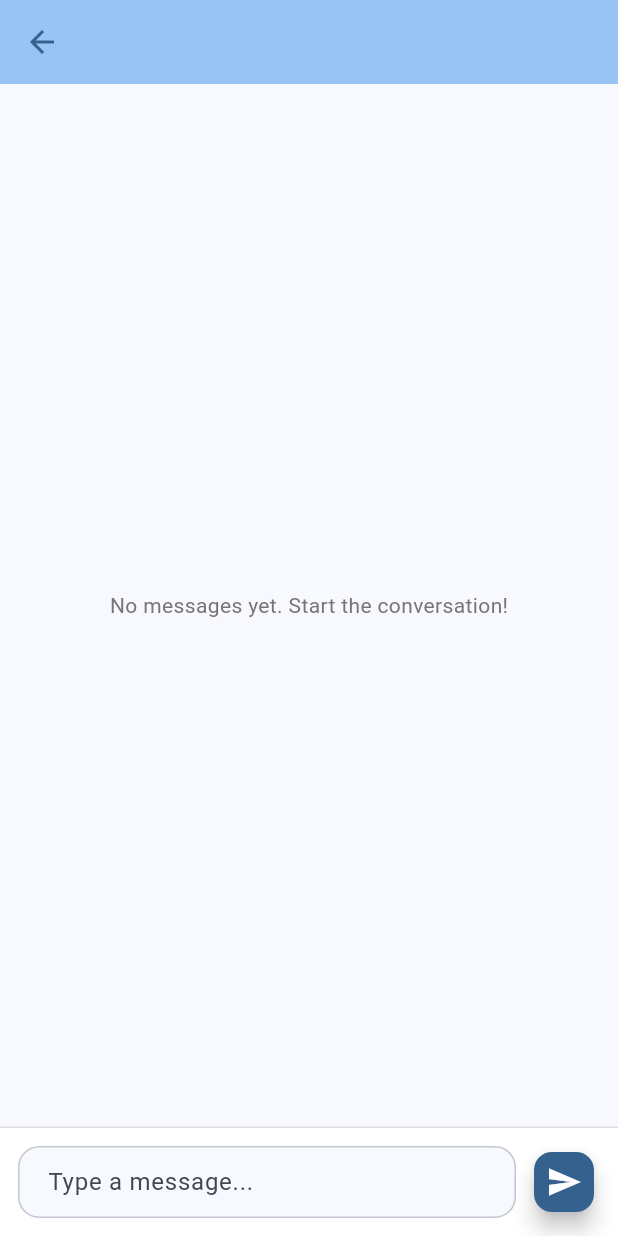
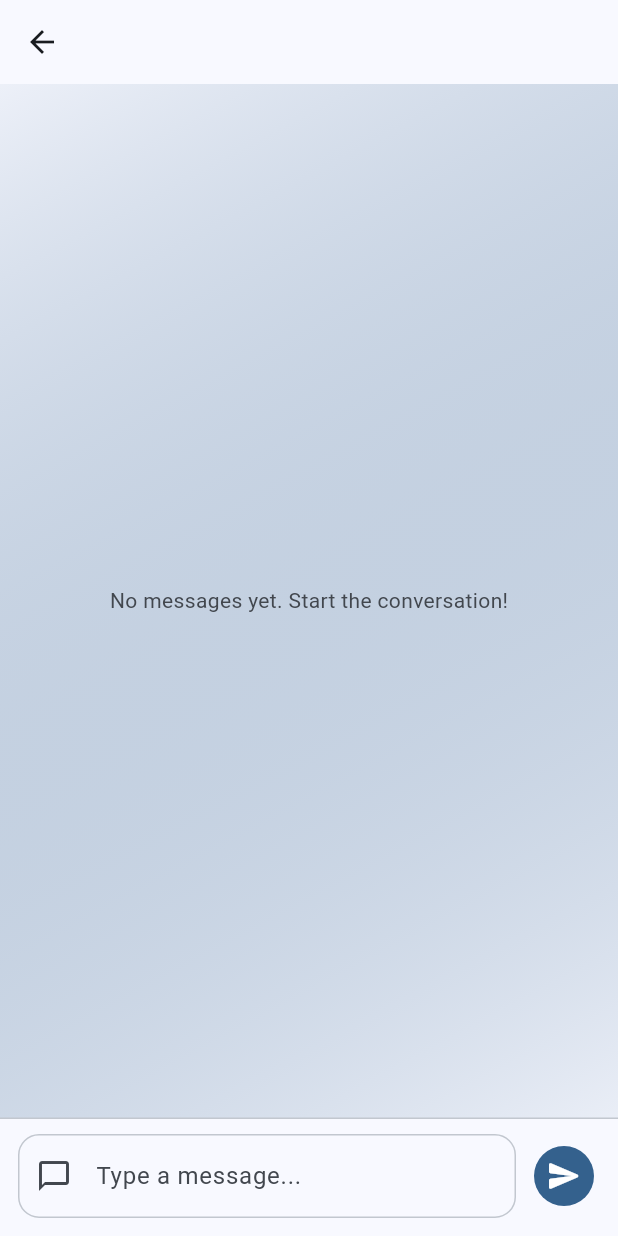
Before and after one commit to revocajana/chatapp, a Flutter app: the ChatScreen screen opened directly with empty values, on a phone screen of 412 x 824 dp. Run offline on Flutter 3.47's test engine with Material 3 defaults, Android fonts, the phone set to English and light mode, and no system bars; our stand-ins replace cloud_firestore, firebase_auth, firebase_core, firebase_messaging; accounts and stored records are empty.

Commit message:
sixth commit

```diff
--- a/lib/screens/chat/chat.dart
+++ b/lib/screens/chat/chat.dart
@@ -1,7 +1,6 @@
+import 'package:firebase_auth/firebase_auth.dart';
 import 'package:flutter/material.dart';
-import '../../theme/app_colors.dart';
-import 'package:firebase_auth/firebase_auth.dart';
-import 'package:intl/intl.dart'; // run 'flutter pub add intl' to add this package and then 'flutter pub get' to install it
+import 'package:intl/intl.dart';
 import '../../models/message_model.dart';
 import '../../services/chat_service.dart';
 
@@ -24,6 +23,7 @@ class _ChatScreenState extends State<ChatScreen> {
   final ChatService _chatService = chatService;
   final FirebaseAuth _auth = FirebaseAuth.instance;
   late ScrollController _scrollController;
+
   int _previousMessageCount = 0;
   bool _isFirstLoad = true;
 
@@ -40,7 +40,7 @@ class _ChatScreenState extends State<ChatScreen> {
     super.dispose();
   }
 
-  void _sendMessage() async {
+  Future<void> _sendMessage() async {
     final text = _messageController.text.trim();
     if (text.isEmpty) return;
 
@@ -50,7 +50,7 @@ class _ChatScreenState extends State<ChatScreen> {
         recipientId: widget.recipientId,
         text: text,
       );
-      // Scroll to bottom after sending
+
       if (_scrollController.hasClients) {
         _scrollController.animateTo(
           _scrollController.position.maxScrollExtent,
@@ -59,17 +59,18 @@ class _ChatScreenState extends State<ChatScreen> {
         );
       }
     } catch (e) {
+      if (!mounted) return;
       ScaffoldMessenger.of(context).showSnackBar(
         SnackBar(
           content: Text('Error sending message: $e'),
-          backgroundColor: AppColors.danger,
+          backgroundColor: Colors.red,
         ),
       );
     }
   }
 
   void _markMessagesAsRead(List<MessageModel> messages) {
-    for (var message in messages) {
+    for (final message in messages) {
       if (message.recipientId == _auth.currentUser?.uid && !message.read) {
         _chatService.markAsRead(message.id);
       }
@@ -78,55 +79,66 @@ class _ChatScreenState extends State<ChatScreen> {
 
   @override
   Widget build(BuildContext context) {
+    final theme = Theme.of(context);
+    final colorScheme = theme.colorScheme;
+
     return Scaffold(
-      appBar: AppBar(
-        title: Text(widget.recipientName),
-        backgroundColor: Theme.of(context).colorScheme.inversePrimary,
-        centerTitle: false,
-        elevation: 2,
-        leading: IconButton(
-          icon: Icon(Icons.arrow_back, color: AppColors.primary(context)),
-          onPressed: () => Navigator.pop(context),
+      appBar: AppBar(title: Text(widget.recipientName)),
+      body: Container(
+        decoration: BoxDecoration(
+          gradient: LinearGradient(
+            begin: Alignment.topLeft,
+            end: Alignment.bottomRight,
+            colors: [
+              colorScheme.primary.withValues(alpha: 0.06),
+              colorScheme.surface,
+            ],
           ),
         ),
-      body: Column(
+        child: SafeArea(
+          child: Center(
+            child: ConstrainedBox(
+              constraints: const BoxConstraints(maxWidth: 1100),
+              child: Column(
                 children: [
-          // Messages display
                   Expanded(
                     child: StreamBuilder<List<MessageModel>>(
                       stream: _chatService.getMessages(widget.recipientId),
                       builder: (context, snapshot) {
-                if (snapshot.connectionState == ConnectionState.waiting) {
+                        if (snapshot.connectionState ==
+                            ConnectionState.waiting) {
                           return Center(
                             child: CircularProgressIndicator(
-                      color: AppColors.primary(context),
+                              color: colorScheme.primary,
                             ),
                           );
                         }
 
                         if (snapshot.hasError) {
-                  return Center(child: Text('Error: ${snapshot.error}'));
+                          return Center(
+                            child: Text('Error: ${snapshot.error}'),
+                          );
                         }
 
                         final messages = snapshot.data ?? [];
 
-                // Show notification when new message arrives from the other user
-                if (!_isFirstLoad && messages.length > _previousMessageCount) {
+                        if (!_isFirstLoad &&
+                            messages.length > _previousMessageCount) {
                           final newMessages = messages
                               .skip(_previousMessageCount)
                               .toList();
-                  for (var msg in newMessages) {
+                          for (final msg in newMessages) {
                             if (msg.senderId == widget.recipientId &&
                                 msg.senderId != _auth.currentUser?.uid) {
-                      // Schedule snack bar to be shown after the current build frame.
                               WidgetsBinding.instance.addPostFrameCallback((_) {
+                                if (!mounted) return;
                                 ScaffoldMessenger.of(context).showSnackBar(
                                   SnackBar(
                                     content: Text(
                                       'New message from ${widget.recipientName}: ${msg.text}',
                                     ),
                                     duration: const Duration(seconds: 3),
-                            backgroundColor: AppColors.primary(context),
+                                    backgroundColor: colorScheme.primary,
                                   ),
                                 );
                               });
@@ -137,7 +149,6 @@ class _ChatScreenState extends State<ChatScreen> {
                         _previousMessageCount = messages.length;
                         _isFirstLoad = false;
 
-                // Mark messages as read when they appear
                         if (messages.isNotEmpty) {
                           _markMessagesAsRead(messages);
                         }
@@ -146,12 +157,13 @@ class _ChatScreenState extends State<ChatScreen> {
                           return Center(
                             child: Text(
                               'No messages yet. Start the conversation!',
-                      style: TextStyle(color: AppColors.grey(context, 600)),
+                              style: theme.textTheme.bodyMedium?.copyWith(
+                                color: colorScheme.onSurfaceVariant,
+                              ),
                             ),
                           );
                         }
 
-                // Auto-scroll to bottom when new messages arrive
                         WidgetsBinding.instance.addPostFrameCallback((_) {
                           if (_scrollController.hasClients) {
                             _scrollController.animateTo(
@@ -162,59 +174,109 @@ class _ChatScreenState extends State<ChatScreen> {
                           }
                         });
 
+                        final items = _buildCombinedMessageList(messages);
                         return ListView.builder(
                           controller: _scrollController,
-                  padding: const EdgeInsets.all(12.0),
-                  itemCount: _buildCombinedMessageList(messages).length,
+                          padding: const EdgeInsets.fromLTRB(12, 12, 12, 6),
+                          itemCount: items.length,
                           itemBuilder: (context, index) {
-                    final item = _buildCombinedMessageList(messages)[index];
+                            final item = items[index];
 
                             if (item is String) {
-                      // It's a date separator string
-                      return _buildDateSeparator(DateTime.parse(item));
+                              return _buildDateSeparator(
+                                context: context,
+                                dateTime: DateTime.parse(item),
+                              );
                             }
 
-                    // It's a MessageModel
                             final message = item as MessageModel;
                             final isCurrentUser =
                                 message.senderId == _auth.currentUser?.uid;
+                            return _buildMessageBubble(
+                              context: context,
+                              message: message,
+                              isCurrentUser: isCurrentUser,
+                            );
+                          },
+                        );
+                      },
+                    ),
+                  ),
+                  Container(
+                    padding: const EdgeInsets.fromLTRB(12, 10, 12, 12),
+                    decoration: BoxDecoration(
+                      color: colorScheme.surface,
+                      border: Border(
+                        top: BorderSide(color: colorScheme.outlineVariant),
+                      ),
+                    ),
+                    child: Row(
+                      children: [
+                        Expanded(
+                          child: TextField(
+                            controller: _messageController,
+                            minLines: 1,
+                            maxLines: 4,
+                            textInputAction: TextInputAction.newline,
+                            decoration: const InputDecoration(
+                              hintText: 'Type a message...',
+                              prefixIcon: Icon(Icons.chat_bubble_outline),
+                            ),
+                          ),
+                        ),
+                        const SizedBox(width: 8),
+                        IconButton.filled(
+                          onPressed: _sendMessage,
+                          icon: const Icon(Icons.send_rounded),
+                        ),
+                      ],
+                    ),
+                  ),
+                ],
+              ),
+            ),
+          ),
+        ),
+      ),
+    );
+  }
+
+  Widget _buildMessageBubble({
+    required BuildContext context,
+    required MessageModel message,
+    required bool isCurrentUser,
+  }) {
+    final theme = Theme.of(context);
+    final colorScheme = theme.colorScheme;
 
     return Padding(
-                      padding: const EdgeInsets.symmetric(vertical: 4.0),
+      padding: const EdgeInsets.symmetric(vertical: 4),
       child: Align(
-                        alignment: isCurrentUser
-                            ? Alignment.centerRight
-                            : Alignment.centerLeft,
-                        child: Container(
+        alignment: isCurrentUser ? Alignment.centerRight : Alignment.centerLeft,
+        child: ConstrainedBox(
           constraints: BoxConstraints(
             maxWidth: MediaQuery.of(context).size.width * 0.75,
           ),
-                          margin: const EdgeInsets.symmetric(vertical: 4),
-                          padding: const EdgeInsets.symmetric(
-                            horizontal: 14,
-                            vertical: 10,
-                          ),
+          child: DecoratedBox(
             decoration: BoxDecoration(
               color: isCurrentUser
-                                ? Theme.of(context).colorScheme.primary
-                                : AppColors.grey(context, 300),
+                  ? colorScheme.primary
+                  : colorScheme.primaryContainer.withValues(alpha: 0.52),
               borderRadius: BorderRadius.only(
                 topLeft: const Radius.circular(18),
                 topRight: const Radius.circular(18),
-                              bottomLeft: Radius.circular(
-                                isCurrentUser ? 18 : 4,
-                              ),
-                              bottomRight: Radius.circular(
-                                isCurrentUser ? 4 : 18,
-                              ),
+                bottomLeft: Radius.circular(isCurrentUser ? 18 : 4),
+                bottomRight: Radius.circular(isCurrentUser ? 4 : 18),
               ),
               boxShadow: [
                 BoxShadow(
-                                color: AppColors.blackWithOpacity(0.1),
-                                blurRadius: 2,
+                  color: Colors.black.withValues(alpha: 0.08),
+                  blurRadius: 3,
                 ),
               ],
             ),
+            child: Padding(
+              padding: const EdgeInsets.symmetric(horizontal: 14, vertical: 10),
               child: Column(
                 crossAxisAlignment: CrossAxisAlignment.start,
                 children: [
@@ -222,8 +284,8 @@ class _ChatScreenState extends State<ChatScreen> {
                     message.text,
                     style: TextStyle(
                       color: isCurrentUser
-                                      ? AppColors.white
-                                      : AppColors.black87(),
+                          ? colorScheme.onPrimary
+                          : colorScheme.onSurface,
                       fontSize: 15,
                     ),
                   ),
@@ -236,20 +298,18 @@ class _ChatScreenState extends State<ChatScreen> {
                         style: TextStyle(
                           fontSize: 12,
                           color: isCurrentUser
-                                          ? AppColors.white.withOpacity(0.7)
-                                          : AppColors.grey(context, 600),
+                              ? colorScheme.onPrimary.withValues(alpha: 0.72)
+                              : colorScheme.onSurfaceVariant,
                         ),
                       ),
                       if (isCurrentUser) ...[
                         const SizedBox(width: 4),
                         Icon(
-                                      message.read
-                                          ? Icons.done_all
-                                          : Icons.done,
+                          message.read ? Icons.done_all : Icons.done,
                           size: 14,
                           color: message.read
-                                          ? AppColors.blue300()
-                                          : AppColors.white.withOpacity(0.7),
+                              ? colorScheme.tertiary
+                              : colorScheme.onPrimary.withValues(alpha: 0.72),
                         ),
                       ],
                     ],
@@ -258,50 +318,7 @@ class _ChatScreenState extends State<ChatScreen> {
               ),
             ),
           ),
-                    );
-                  },
-                );
-              },
         ),
-          ),
-          // Message input field
-          Container(
-            padding: const EdgeInsets.all(12.0),
-            decoration: BoxDecoration(
-              color: AppColors.white,
-              border: Border(
-                top: BorderSide(color: AppColors.grey(context, 300)),
-              ),
-            ),
-            child: Row(
-              children: [
-                Expanded(
-                  child: TextField(
-                    controller: _messageController,
-                    decoration: InputDecoration(
-                      hintText: 'Type a message...',
-                      border: OutlineInputBorder(
-                        borderRadius: BorderRadius.circular(24),
-                      ),
-                      contentPadding: const EdgeInsets.symmetric(
-                        horizontal: 16,
-                        vertical: 12,
-                      ),
-                    ),
-                    onSubmitted: (_) => _sendMessage(),
-                  ),
-                ),
-                const SizedBox(width: 8),
-                FloatingActionButton(
-                  mini: true,
-                  backgroundColor: AppColors.primary(context),
-                  onPressed: _sendMessage,
-                  child: Icon(Icons.send, color: AppColors.white),
-                ),
-              ],
-            ),
-          ),
-        ],
       ),
     );
   }
@@ -312,7 +329,6 @@ class _ChatScreenState extends State<ChatScreen> {
     return '$hour:$minute';
   }
 
-  /// Build a combined list of messages and date separators
   List<dynamic> _buildCombinedMessageList(List<MessageModel> messages) {
     if (messages.isEmpty) return [];
 
@@ -326,11 +342,8 @@ class _ChatScreenState extends State<ChatScreen> {
         message.timestamp.day,
       );
 
-      // Add date separator if date changed
       if (lastDate == null || lastDate != messageDate) {
-        combined.add(
-          messageDate.toString(),
-        ); // Store date as string for separator
+        combined.add(messageDate.toString());
         lastDate = messageDate;
       }
 
@@ -340,7 +353,13 @@ class _ChatScreenState extends State<ChatScreen> {
     return combined;
   }
 
-  Widget _buildDateSeparator(DateTime dateTime) {
+  Widget _buildDateSeparator({
+    required BuildContext context,
+    required DateTime dateTime,
+  }) {
+    final theme = Theme.of(context);
+    final colorScheme = theme.colorScheme;
+
     final today = DateTime.now();
     final yesterday = today.subtract(const Duration(days: 1));
     final dateOnly = DateTime(dateTime.year, dateTime.month, dateTime.day);
@@ -362,19 +381,18 @@ class _ChatScreenState extends State<ChatScreen> {
 
     return Center(
       child: Padding(
-        padding: const EdgeInsets.symmetric(vertical: 12.0),
+        padding: const EdgeInsets.symmetric(vertical: 12),
         child: Container(
           padding: const EdgeInsets.symmetric(horizontal: 12, vertical: 6),
           decoration: BoxDecoration(
-            color: AppColors.grey(context, 300),
+            color: colorScheme.primaryContainer.withValues(alpha: 0.7),
             borderRadius: BorderRadius.circular(12),
           ),
           child: Text(
             dateLabel,
-            style: TextStyle(
-              color: AppColors.grey(context, 700),
-              fontSize: 12,
-              fontWeight: FontWeight.w500,
+            style: theme.textTheme.labelMedium?.copyWith(
+              color: colorScheme.onSurfaceVariant,
+              fontWeight: FontWeight.w600,
             ),
           ),
         ),
```
Lines whose indentation alone changed are shown as unchanged.
